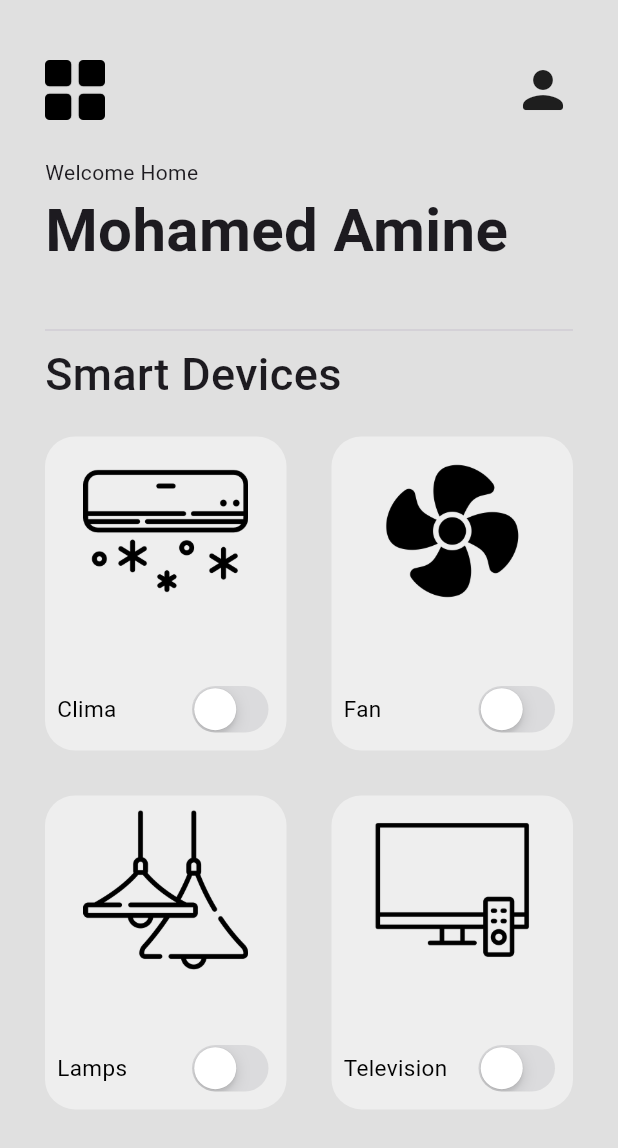
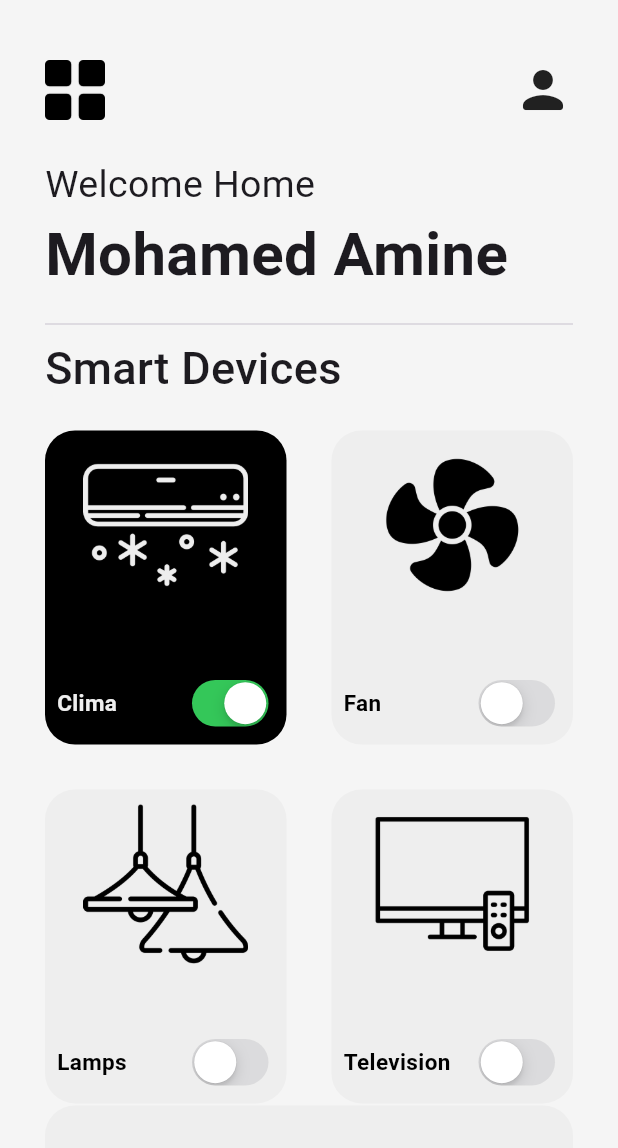
Before and after one commit to mohamedamine-code/Smart_Devices, a Flutter app: the screen it shows after launch, on a phone screen of 412 x 824 dp. Shown: the top 1148 px of the screen. Run offline on Flutter 3.47's test engine with Material 3 defaults, Android fonts, the light colour scheme and no system bars.

Commit message:
double page

```diff
--- a/lib/Devices.dart
+++ b/lib/Devices.dart
@@ -22,7 +22,7 @@ class Devices extends StatelessWidget {
     return Container(
       decoration: BoxDecoration(
         borderRadius: BorderRadius.circular(20),
-        color: Colors.grey[200],
+        color:this.state?Colors.black:Colors.grey[200],
       ),
       child: Padding(
         padding: const EdgeInsets.all(8.0),
@@ -32,13 +32,14 @@ class Devices extends StatelessWidget {
             Image.asset(
               pathImage,
               height: 110,
+              color: this.state? Colors.grey[200]:Colors.black,
             ),
             Row(
               mainAxisAlignment: MainAxisAlignment.spaceBetween,
               children: [
                 Text(
                   name,
-                  style: TextStyle(fontSize: 15, color: Colors.black),
+                  style: TextStyle(fontSize: 15,fontWeight: FontWeight.bold, color:this.state? Colors.grey[200]:Colors.black),
                 ),
                 CupertinoSwitch(
                   value: this.state,
--- a/lib/main.dart
+++ b/lib/main.dart
@@ -4,6 +4,7 @@ import 'dart:math';
 
 import 'package:flutter/material.dart';
 import 'package:smart_device/Devices.dart';
+import 'package:smart_device/more.dart';
 
 void main() {
   runApp(App());
@@ -31,7 +32,7 @@ class _homeState extends State<home> {
   @override
   List MyDevices = [
     //[name,pathImage,satute],
-    ['Clima', 'assets/img/air-conditioner.png', false],
+    ['Clima', 'assets/img/air-conditioner.png', true],
     ['Fan', 'assets/img/fan.png', false],
     ['Lamps', 'assets/img/lamps.png', false],
     ['Television', 'assets/img/television.png', false],
@@ -44,10 +45,11 @@ class _homeState extends State<home> {
 
   Widget build(BuildContext context) {
     return Scaffold(
-        backgroundColor: Colors.grey[300],
+        backgroundColor: Colors.grey[100],
         body: SafeArea(
             child: Padding(
           padding: const EdgeInsets.symmetric(horizontal: 30, vertical: 40),
+          child: SingleChildScrollView(
             child: Column(
               crossAxisAlignment: CrossAxisAlignment.start,
               children: [
@@ -70,15 +72,20 @@ class _homeState extends State<home> {
                 Column(
                   crossAxisAlignment: CrossAxisAlignment.start,
                   children: [
-                  Text('Welcome Home'),
+                    Text(
+                      'Welcome Home',
+                      style:
+                          TextStyle(fontSize: 25, fontWeight: FontWeight.w400),
+                    ),
                     Text(
                       "Mohamed Amine",
-                    style: TextStyle(fontSize: 40, fontWeight: FontWeight.bold),
+                      style:
+                          TextStyle(fontSize: 40, fontWeight: FontWeight.bold),
                     ),
                   ],
                 ),
                 SizedBox(
-                height: 30,
+                  height: 10,
                 ),
                 Divider(
                   thickness: sqrt1_2,
@@ -90,8 +97,11 @@ class _homeState extends State<home> {
                 SizedBox(
                   height: 20,
                 ),
-              Expanded(
+                SizedBox(
+                  height: 450,
                   child: GridView.builder(
+                      physics:
+                          ScrollPhysics(parent: NeverScrollableScrollPhysics()),
                       itemCount: MyDevices.length,
                       gridDelegate: SliverGridDelegateWithFixedCrossAxisCount(
                         crossAxisCount: 2,
@@ -104,11 +114,43 @@ class _homeState extends State<home> {
                           name: MyDevices[index][0],
                           pathImage: MyDevices[index][1],
                           state: MyDevices[index][2],
-                        toggle: (kkk) => staeSwitch(kkk, index),//kk is the same Value (kkk== vlaue!=State)
+                          toggle: (kkk) => staeSwitch(kkk,
+                              index), //kk is the same Value (kkk== vlaue!=State)
                         );
                       }),
-              )
+                ),
+                Container(
+                  width: MediaQuery.sizeOf(context).width,
+                  height: 200,
+                  decoration: BoxDecoration(
+                      color: Colors.grey[200],
+                      borderRadius: BorderRadius.circular(20)),
+                  child: Padding(
+                    padding: const EdgeInsets.all(15.0),
+                    child: Row(
+                      mainAxisAlignment: MainAxisAlignment.spaceBetween,
+                      children: [
+                        Text(
+                          'Others Devices',
+                          style: TextStyle(
+                              fontSize: 30, fontWeight: FontWeight.bold),
+                        ),
+                        Transform.rotate(
+                            angle: pi,
+                            child: GestureDetector(
+                                onTap: () {
+                                  Navigator.push(
+                                      context,
+                                      MaterialPageRoute(
+                                          builder: (context) => MoreDevices()));
+                                },
+                                child: Icon(Icons.arrow_back_ios)))
                       ],
+                    ),
+                  ),
+                ),
+              ],
+            ),
           ),
         )));
   }
```
Also changed, not shown: lib/more.dart (added, +67 -0 lines), pubspec.yaml (+5 -4 lines), assets/font/Oi-Regular.ttf (added). Lines whose indentation alone changed are shown as unchanged.
